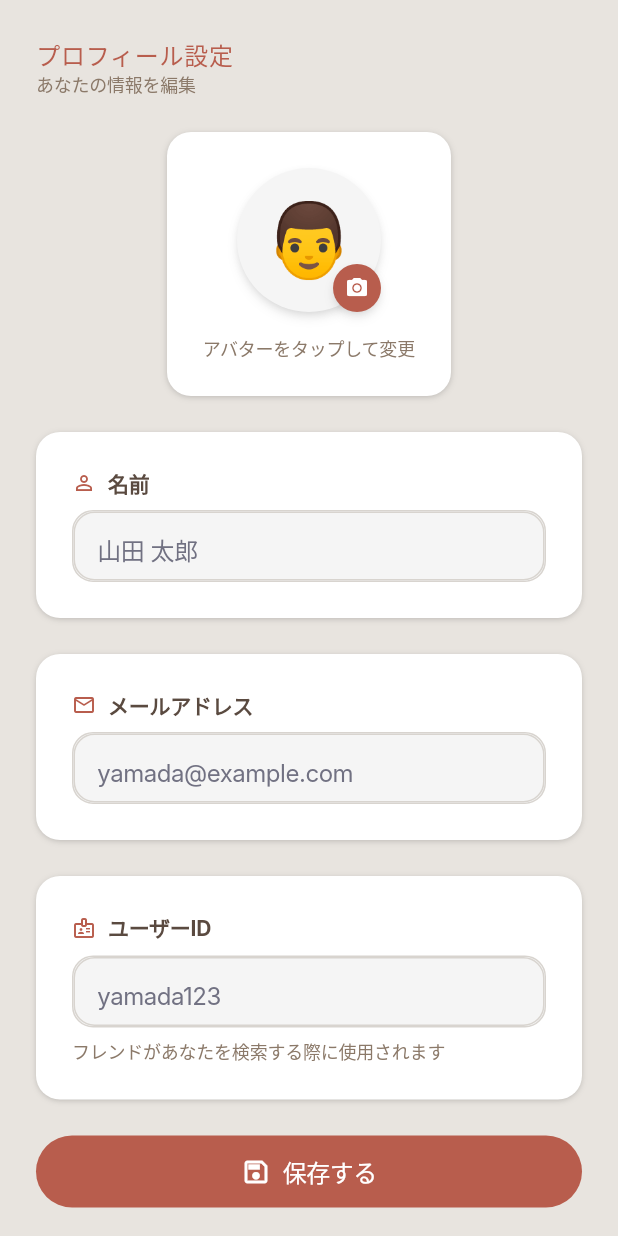
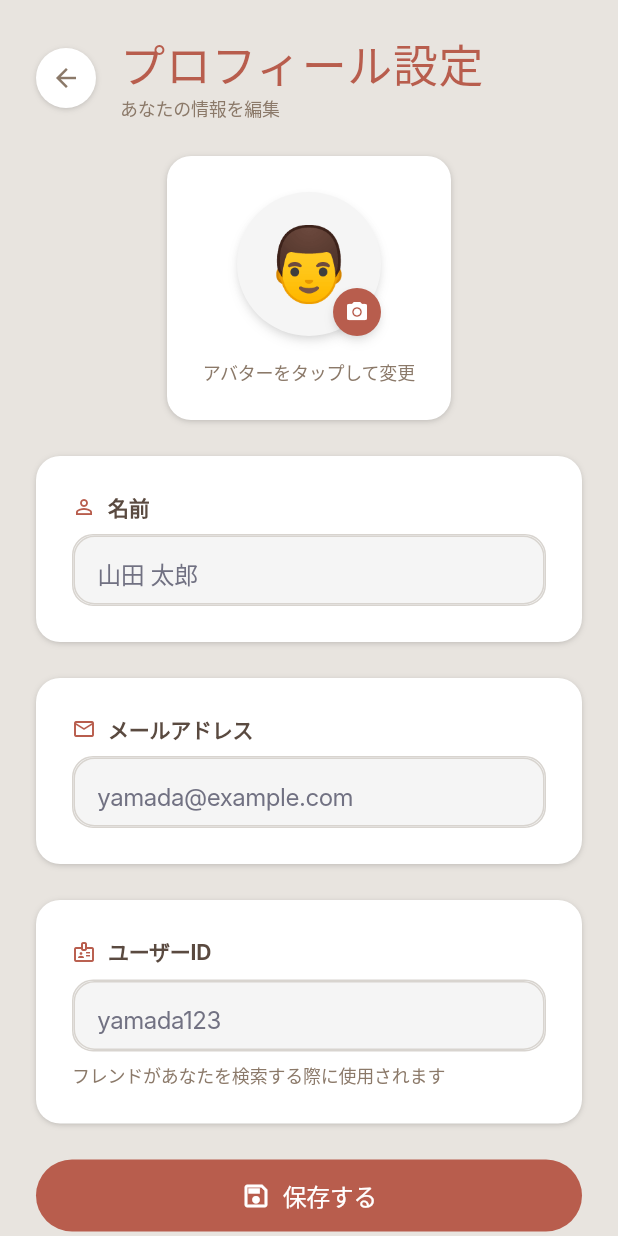
Before and after one commit to hoshido-k/imane, a Flutter app: the ProfileScreen screen opened by its route, on a phone screen of 412 x 824 dp. Run offline on Flutter 3.47's test engine with Material 3 defaults, Android fonts, the phone set to English and light mode, and no system bars; our stand-ins replace connectivity_plus, firebase_auth, firebase_core, geolocator, google_maps_flutter, permission_handler and 1 more; missing offline and left inert: background_location; accounts and stored records are empty; generated files the repository leaves out were written again; Roboto replaces fonts that are missing (Inter).

Commit message:
フレンド関連画面のUI追加改善
- フレンド申請画面のボタン高さを拡大（40→48px）でテキスト見切れを解消
- フレンド関連画面のヘッダータイトルをスケジュール/設定画面と統一（fontSize 16→30）
- プロフィール設定画面に戻るボタンを追加して設定画面への遷移を可能に

```diff
--- a/mobile/lib/screens/profile/profile_screen.dart
+++ b/mobile/lib/screens/profile/profile_screen.dart
@@ -121,12 +121,42 @@ class _ProfileScreenState extends State<ProfileScreen> {
 
   /// ヘッダー部分
   Widget _buildHeader() {
-    return const Padding(
-      padding: EdgeInsets.fromLTRB(24, 24, 24, 24),
+    return Padding(
+      padding: const EdgeInsets.fromLTRB(24, 24, 24, 24),
       child: Row(
         children: [
+          // 戻るボタン
+          Container(
+            width: 40,
+            height: 40,
+            decoration: BoxDecoration(
+              color: Colors.white,
+              borderRadius: BorderRadius.circular(20),
+              boxShadow: const [
+                BoxShadow(
+                  color: Color(0x1A000000),
+                  offset: Offset(0, 1),
+                  blurRadius: 3,
+                  spreadRadius: 0,
+                ),
+                BoxShadow(
+                  color: Color(0x1A000000),
+                  offset: Offset(0, 1),
+                  blurRadius: 2,
+                  spreadRadius: -1,
+                ),
+              ],
+            ),
+            child: IconButton(
+              icon: const Icon(Icons.arrow_back, size: 20),
+              onPressed: () => Navigator.of(context).pop(),
+              padding: EdgeInsets.zero,
+              color: AppColors.textSecondary,
+            ),
+          ),
+          const SizedBox(width: 16),
           // タイトル・サブタイトル
-          Expanded(
+          const Expanded(
             child: Column(
               crossAxisAlignment: CrossAxisAlignment.start,
               children: [
@@ -134,13 +164,14 @@ class _ProfileScreenState extends State<ProfileScreen> {
                   'プロフィール設定',
                   style: TextStyle(
                     fontFamily: 'Inter',
-                    fontSize: 16,
+                    fontSize: 30,
                     fontWeight: FontWeight.w400,
                     color: AppColors.primary,
-                    height: 1.5,
-                    letterSpacing: 0.4875,
+                    height: 1.2,
+                    letterSpacing: 0.3955,
                   ),
                 ),
+                SizedBox(height: 4),
                 Text(
                   'あなたの情報を編集',
                   style: TextStyle(
```
Also changed, not shown: mobile/lib/screens/friends/add_friend_screen.dart (+4 -3 lines), mobile/lib/screens/friends/friend_requests_screen.dart (+7 -6 lines), mobile/lib/screens/friends/friends_screen.dart (+4 -3 lines).
